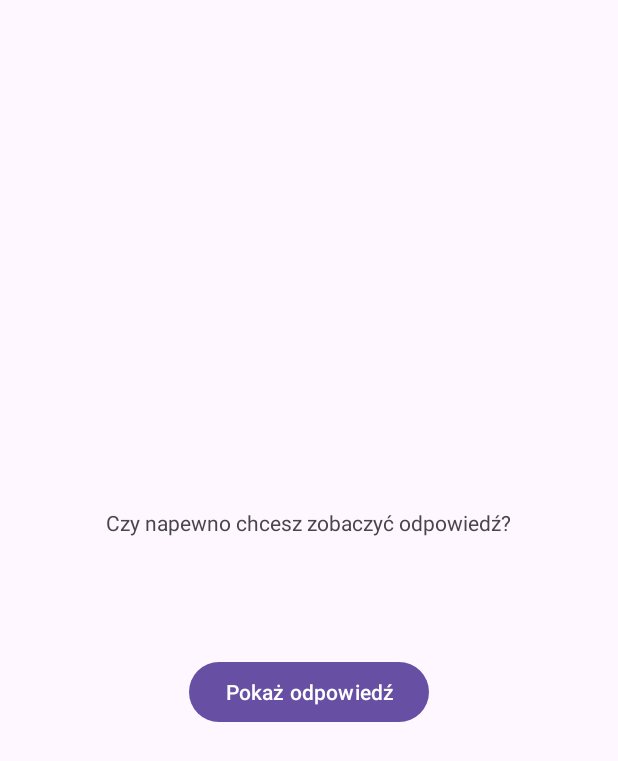
After one commit to Mrochkov/Systemy_mobilne, an Android app: the PromptActivity screen opened directly, with no data from a screen before it, on a phone screen of 412 x 824 dp. The commit adds this screen. Shown: the top 761 px of the screen. Run offline under Robolectric (Android 15) with nearby library versions, the phone set to English and light mode, and no system bars.

Commit message:
Zadanie 2 update

```diff
--- a/app/src/main/AndroidManifest.xml
+++ b/app/src/main/AndroidManifest.xml
@@ -13,6 +13,9 @@
         android:theme="@style/Theme.Zadanie1Android"
         tools:targetApi="31">
         <activity
+            android:name=".PromptActivity"
+            android:exported="false" />
+        <activity
             android:name=".MainActivity"
             android:exported="true">
             <intent-filter>
--- /dev/null
+++ b/app/src/main/java/com/example/zadanie1android/PromptActivity.java
@@ -0,0 +1,48 @@
+package com.example.zadanie1android;
+
+import androidx.appcompat.app.AppCompatActivity;
+
+import android.content.Intent;
+import android.os.Bundle;
+import android.view.View;
+import android.widget.Button;
+import android.widget.TextView;
+
+public class PromptActivity extends AppCompatActivity {
+    public static final String KEY_EXTRA_ANSWER_SHOWN = "com.example.zadanie1android.answerShown";
+    private Button showCorrectAnswerButton;
+    private boolean correctAnswer;
+    private Button buttonAnswer;
+    private TextView answerTextView;
+
+    private void setAnswerShownResult(boolean answerWasShown)
+    {
+        Intent resultIntent = new Intent();
+        resultIntent.putExtra(KEY_EXTRA_ANSWER_SHOWN, answerWasShown);
+        setResult(RESULT_OK, resultIntent);
+    }
+
+    @Override
+    protected void onCreate(Bundle savedInstanceState) {
+        super.onCreate(savedInstanceState);
+        setContentView(R.layout.activity_prompt);
+
+        buttonAnswer = findViewById(R.id.button_odpowiedz);
+        answerTextView = findViewById(R.id.answer_text_view);
+        correctAnswer = getIntent().getBooleanExtra(MainActivity.KEY_EXTRA_ANSWER, true);
+        buttonAnswer.setOnClickListener(new View.OnClickListener() {
+            @Override
+            public void onClick(View v) {
+                int answer = correctAnswer ? R.string.button_true : R.string.button_false;
+                answerTextView.setText(answer);
+                setAnswerShownResult(true);
+            }
+
+        });
+
+
+
+
+
+    }
+}
--- /dev/null
+++ b/app/src/main/res/layout/activity_prompt.xml
@@ -0,0 +1,32 @@
+<?xml version="1.0" encoding="utf-8"?>
+<LinearLayout xmlns:android="http://schemas.android.com/apk/res/android"
+    xmlns:app="http://schemas.android.com/apk/res-auto"
+    xmlns:tools="http://schemas.android.com/tools"
+    android:layout_width="match_parent"
+    android:layout_height="match_parent"
+    android:orientation="vertical"
+    android:gravity="center"
+    tools:context=".PromptActivity">
+
+    <TextView
+        android:id="@+id/textView"
+        android:layout_width="wrap_content"
+        android:layout_height="wrap_content"
+        android:text="Czy napewno chcesz zobaczyć odpowiedź?"/>
+
+    <TextView
+        android:id="@+id/answer_text_view"
+        android:layout_width="wrap_content"
+        android:layout_height="wrap_content"
+        android:padding="30dp"
+        android:text="@string/answerTextView" />
+
+    <Button
+        android:id="@+id/button_odpowiedz"
+        android:layout_width="wrap_content"
+        android:layout_height="wrap_content"
+        android:text="@string/odpowiedz_button"
+        tools:layout_editor_absoluteX="125dp"
+        tools:layout_editor_absoluteY="341dp" />
+
+</LinearLayout>
--- a/app/src/main/res/values/strings.xml
+++ b/app/src/main/res/values/strings.xml
@@ -11,4 +11,9 @@
     <string name="correct_answer">Poprawna odpowiedź</string>
     <string name="incorrect_answer">Niepoprawna odpowiedź</string>
     <string name="koniec">Wynik testu: </string>
+    <string name="answerTextView" />
+    <string name="button_prompt">Podpowiedź</string>
+    <string name="answer_was_shown">Odpowiedz była już wyświetlona</string>
+    <string name="odpowiedz_button">Pokaż odpowiedź</string>
+    <string name="button_odpowiedz" />
 </resources>
--- a/build.gradle.kts
+++ b/build.gradle.kts
@@ -1,4 +1,5 @@
 // Top-level build file where you can add configuration options common to all sub-projects/modules.
 plugins {
     id("com.android.application") version "8.1.2" apply false
+    id("org.jetbrains.kotlin.android") version "1.8.10" apply false
 }
```
Also changed, not shown: app/build.gradle.kts (+29 -0 lines), app/src/main/java/com/example/zadanie1android/MainActivity.java (+94 -4 lines), app/src/main/res/layout/activity_main.xml (+12 -1 lines).
